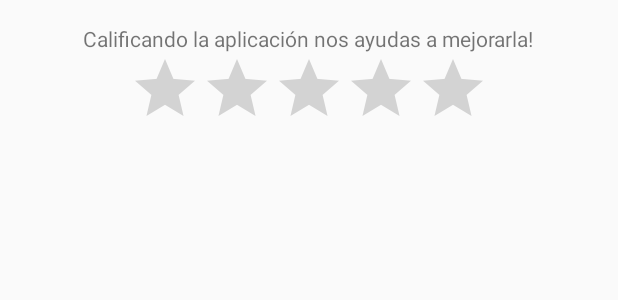
After one commit to racinglocura07/NuevoEncuentro, an Android app: the layout dialog_rate.xml on its own in the app's theme, with its tools: preview values and no code run, on a phone screen of 412 x 824 dp. The commit adds this screen. Shown: the top 300 px of the screen. Run offline under Robolectric (Android 15) with nearby library versions, the phone set to English and light mode, and no system bars.

```diff
--- a/app/build.gradle
+++ b/app/build.gradle
@@ -10,8 +10,8 @@ android {
         applicationId "coop.nuevoencuentro.nofuemagia"
         minSdkVersion 15
         targetSdkVersion 24
-        versionCode 30
-        versionName "0.4.1"
+        versionCode 32
+        versionName "0.4.3"
         renderscriptTargetApi 19
         renderscriptSupportModeEnabled true
     }
--- a/app/src/main/java/coop/nuevoencuentro/nofuemagia/fragments/PaginaFragment.java
+++ b/app/src/main/java/coop/nuevoencuentro/nofuemagia/fragments/PaginaFragment.java
@@ -9,13 +9,10 @@ import android.support.v7.widget.RecyclerView;
 import android.view.LayoutInflater;
 import android.view.View;
 import android.view.ViewGroup;
-import android.widget.TextView;
 
 import com.loopj.android.http.AsyncHttpClient;
 import com.loopj.android.http.AsyncHttpResponseHandler;
-import com.loopj.android.http.TextHttpResponseHandler;
 
-import java.io.StringReader;
 import java.util.List;
 
 import coop.nuevoencuentro.nofuemagia.R;
@@ -86,7 +83,7 @@ public class PaginaFragment extends Fragment {
         @Override
         public void onSuccess(int statusCode, Header[] headers, byte[] responseBody) {
             try {
-                List<XMLNuestrasVoces> items = XMLNuestrasVoces.parse(new String(responseBody, "ISO-8859-1"), true);
+                List<XMLNuestrasVoces> items = XMLNuestrasVoces.parse(new String(responseBody), true);
                 adapter.setItems(items);
                 if (recList != null) {
                     recList.setAdapter(adapter);
--- a/app/src/main/java/coop/nuevoencuentro/nofuemagia/model/Actividades.java
+++ b/app/src/main/java/coop/nuevoencuentro/nofuemagia/model/Actividades.java
@@ -55,12 +55,14 @@ public class Actividades extends Model {
         return new Select()
                 .from(Actividades.class)
                 .where("esTaller = ?", esTaller)
+                .orderBy("idActividad DESC")
                 .execute();
     }
 
     public static List<Actividades> GetAll() {
         return new Select()
                 .from(Actividades.class)
+                .orderBy("idActividad DESC")
                 .execute();
     }
 }
--- /dev/null
+++ b/app/src/main/res/layout/dialog_rate.xml
@@ -0,0 +1,23 @@
+<?xml version="1.0" encoding="utf-8"?>
+<LinearLayout xmlns:android="http://schemas.android.com/apk/res/android"
+    android:orientation="vertical" android:layout_width="match_parent"
+    android:paddingTop="@dimen/activity_vertical_margin"
+    android:paddingBottom="@dimen/activity_vertical_margin"
+    android:paddingLeft="@dimen/activity_horizontal_margin"
+    android:paddingRight="@dimen/activity_horizontal_margin"
+    android:layout_height="match_parent">
+
+    <TextView
+        android:layout_width="wrap_content"
+        android:layout_height="wrap_content"
+        android:textAppearance="?android:attr/textAppearanceSmall"
+        android:text="@string/calificando_la_aplicaci_n_nos_ayudas_a_mejorarla"
+        android:id="@+id/textView"
+        android:layout_gravity="center_horizontal" />
+
+    <RatingBar
+        android:layout_width="wrap_content"
+        android:layout_height="wrap_content"
+        android:id="@+id/ratingBar"
+        android:layout_gravity="center_horizontal" />
+</LinearLayout>
--- a/app/src/main/res/layout/item_noticias.xml
+++ b/app/src/main/res/layout/item_noticias.xml
@@ -32,7 +32,7 @@
                 <ImageView
                     android:id="@id/iv_noticia"
                     android:layout_width="match_parent"
-                    android:layout_height="200dp"
+                    android:layout_height="@dimen/alto_celular"
 
                     android:layout_gravity="center_horizontal|top"
                     android:adjustViewBounds="true"
--- a/app/src/main/res/values-w820dp/dimens.xml
+++ /dev/null
@@ -1,6 +0,0 @@
-<resources>
-    <!-- Example customization of dimensions originally defined in res/values/dimens.xml
-         (such as screen margins) for screens with more than 820dp of available width. This
-         would include 7" and 10" devices in landscape (~960dp and ~1280dp respectively). -->
-    <dimen name="activity_horizontal_margin">64dp</dimen>
-</resources>
--- a/app/src/main/res/values/dimens.xml
+++ b/app/src/main/res/values/dimens.xml
@@ -14,4 +14,5 @@
     <dimen name="botones_pad">10dp</dimen>
     <dimen name="botones_mar">5dp</dimen>
     <dimen name="fuente_conf_info">16sp</dimen>
+    <dimen name="alto_celular">200dp</dimen>
 </resources>
--- a/app/src/main/res/values/strings.xml
+++ b/app/src/main/res/values/strings.xml
@@ -83,6 +83,8 @@
     <string name="nuevo_taller">Nuevo taller</string>
     <string name="nueva_actividad">Nueva actividad</string>
     <string name="link">Link</string>
+    <string name="calificar_app">Calificá la app!</string>
+    <string name="calificando_la_aplicaci_n_nos_ayudas_a_mejorarla">Calificando la aplicación nos ayudas a mejorarla!</string>
     <string-array name="repeticion">
         <item>@string/no</item>
         <item>@string/una</item>
```
Also changed, not shown: app/src/main/java/coop/nuevoencuentro/nofuemagia/activities/PantallaPrincipal.java (+44 -11 lines), 1 other file.
